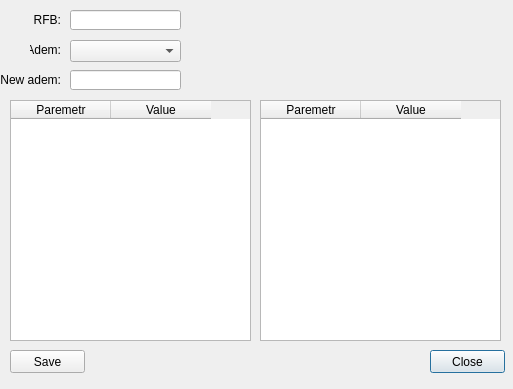
This is Forms/RFBedit.ui in Dimagic/rfbcheck as Qt 5 draws it before an edit. The edited form follows.
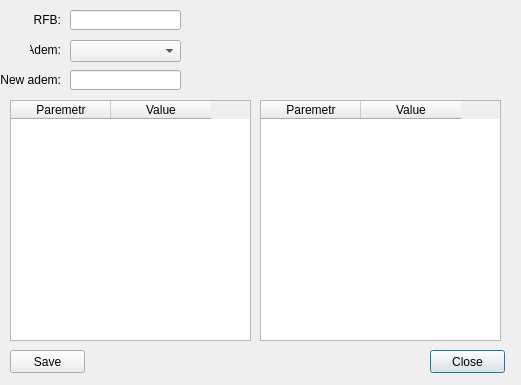
This is the edited form. Icons and pictures are not drawn.

What changed in the file:
```diff
--- a/Forms/RFBedit.ui
+++ b/Forms/RFBedit.ui
@@ -9,8 +9,8 @@
    <rect>
     <x>0</x>
     <y>0</y>
-    <width>513</width>
-    <height>389</height>
+    <width>521</width>
+    <height>385</height>
    </rect>
   </property>
   <property name="windowTitle">
```
Left out of the diff: 6 changed lines with no effect on the pictures.
